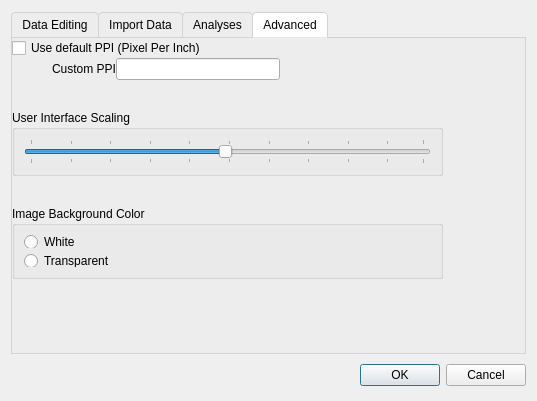
jasp-stats/jasp-desktop, file JASP-Desktop/gui/preferencesdialog.ui: the form before one commit.
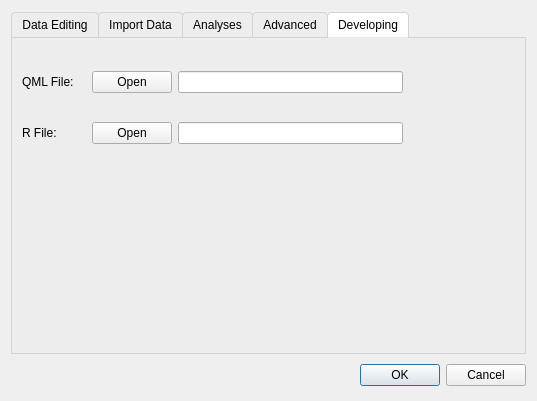
The form after the commit.

```diff
--- a/JASP-Desktop/gui/preferencesdialog.ui
+++ b/JASP-Desktop/gui/preferencesdialog.ui
@@ -151,7 +151,7 @@
         <enum>QTabWidget::Rounded</enum>
        </property>
        <property name="currentIndex">
-        <number>3</number>
+        <number>4</number>
        </property>
        <property name="elideMode">
         <enum>Qt::ElideNone</enum>
@@ -522,13 +522,13 @@
         <attribute name="title">
          <string>Advanced</string>
         </attribute>
-        <widget class="QWidget" name="">
+        <widget class="QWidget" name="layoutWidget">
          <property name="geometry">
           <rect>
            <x>0</x>
            <y>0</y>
            <width>431</width>
-           <height>241</height>
+           <height>275</height>
           </rect>
          </property>
          <layout class="QVBoxLayout" name="verticalLayout_10">
@@ -679,6 +679,77 @@
          </layout>
         </widget>
        </widget>
+       <widget class="QWidget" name="tabDevelop">
+        <attribute name="title">
+         <string>Developing</string>
+        </attribute>
+        <widget class="QWidget" name="verticalLayoutWidget">
+         <property name="geometry">
+          <rect>
+           <x>10</x>
+           <y>10</y>
+           <width>381</width>
+           <height>121</height>
+          </rect>
+         </property>
+         <layout class="QVBoxLayout" name="verticalLayout_11">
+          <item>
+           <layout class="QHBoxLayout" name="horizontalLayout_4">
+            <item>
+             <widget class="QLabel" name="label_3">
+              <property name="minimumSize">
+               <size>
+                <width>64</width>
+                <height>0</height>
+               </size>
+              </property>
+              <property name="text">
+               <string>QML File:</string>
+              </property>
+             </widget>
+            </item>
+            <item>
+             <widget class="QPushButton" name="openQMLFile">
+              <property name="text">
+               <string>Open</string>
+              </property>
+             </widget>
+            </item>
+            <item>
+             <widget class="QLineEdit" name="testAnalyseQMLName"/>
+            </item>
+           </layout>
+          </item>
+          <item>
+           <layout class="QHBoxLayout" name="horizontalLayout_5">
+            <item>
+             <widget class="QLabel" name="label_4">
+              <property name="minimumSize">
+               <size>
+                <width>64</width>
+                <height>0</height>
+               </size>
+              </property>
+              <property name="text">
+               <string>R File:</string>
+              </property>
+             </widget>
+            </item>
+            <item>
+             <widget class="QPushButton" name="openRFile">
+              <property name="text">
+               <string>Open</string>
+              </property>
+             </widget>
+            </item>
+            <item>
+             <widget class="QLineEdit" name="testAnalyseRName"/>
+            </item>
+           </layout>
+          </item>
+         </layout>
+        </widget>
+       </widget>
       </widget>
      </item>
      <item>
```
